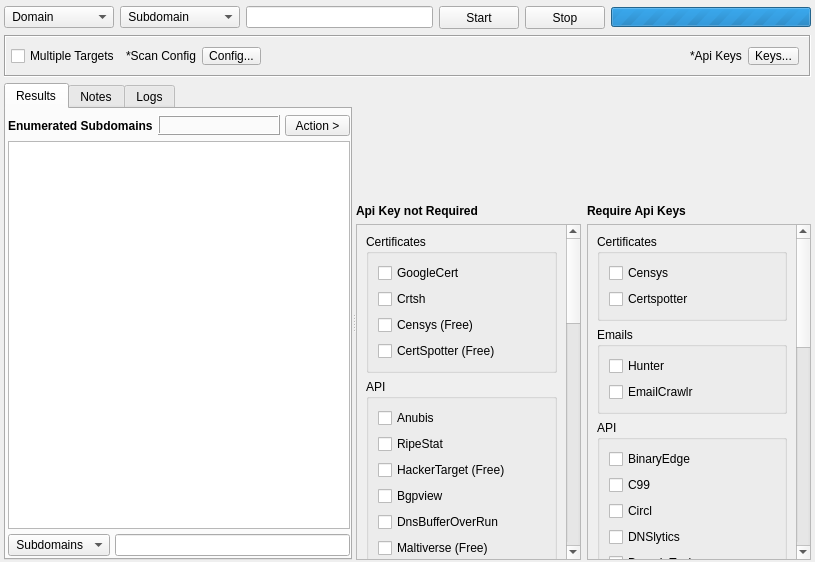
Before: the Qt Designer form sub3suite/src/engines/osint/Osint.ui in 3nock/OTE, drawn with Qt 5.
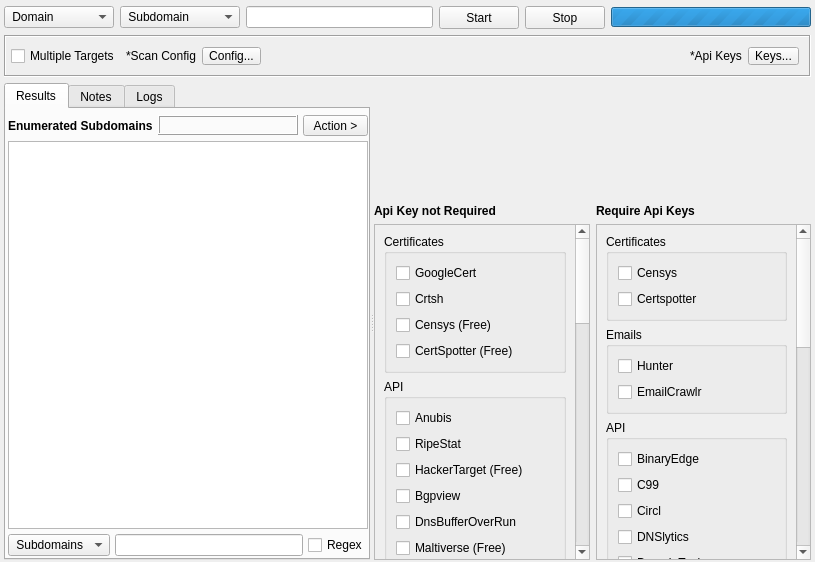
After: the same form once the commit is applied. Custom widgets are drawn as their Qt base class.

Diff of the .ui file:
```diff
--- a/sub3suite/src/engines/osint/Osint.ui
+++ b/sub3suite/src/engines/osint/Osint.ui
@@ -611,6 +611,13 @@
           <item>
            <widget class="QLineEdit" name="lineEditFilter"/>
           </item>
+          <item>
+           <widget class="QCheckBox" name="checkBoxRegex">
+            <property name="text">
+             <string>Regex</string>
+            </property>
+           </widget>
+          </item>
          </layout>
         </item>
        </layout>
```
